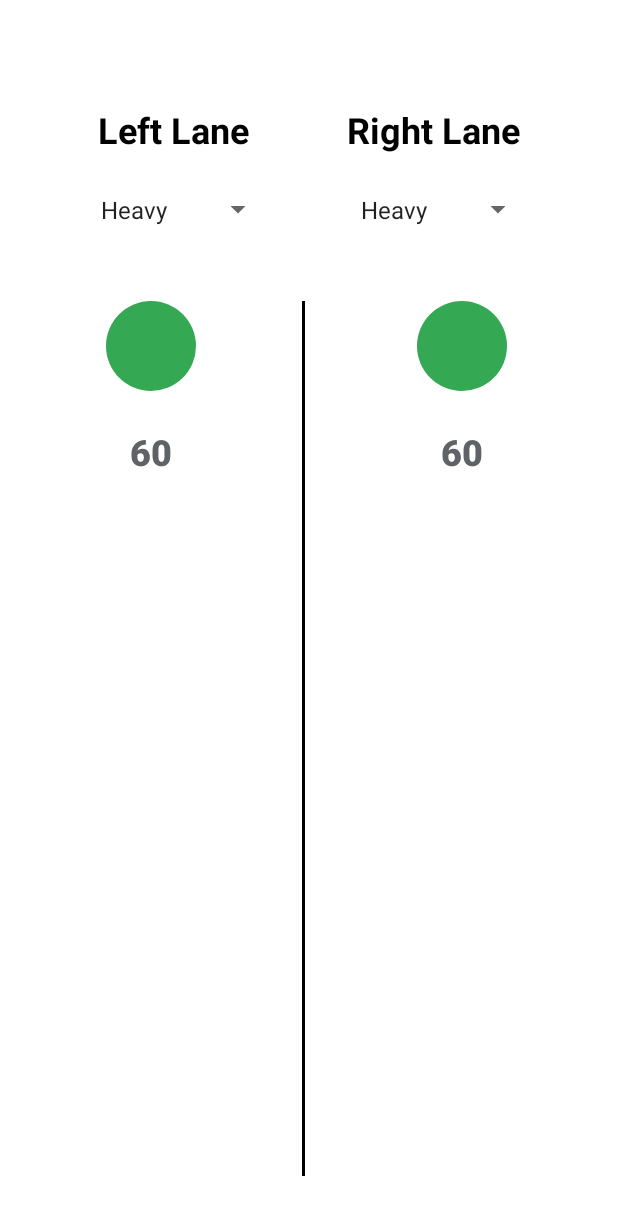
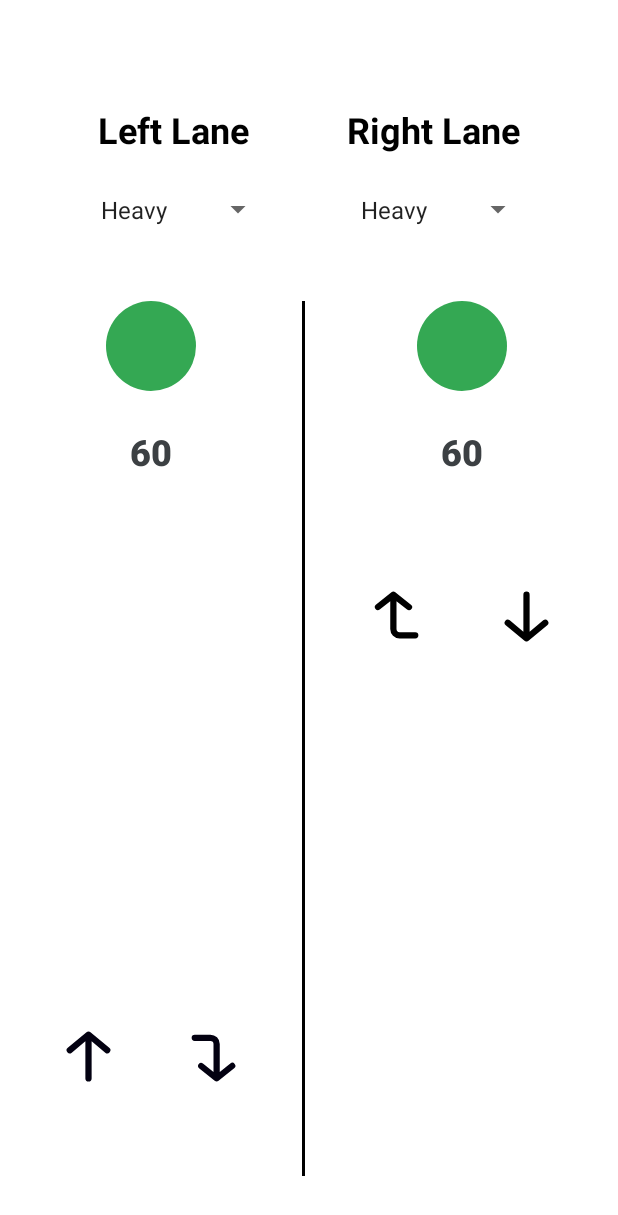
Before and after one commit to varun508/Traffic-Control-Simulator, an Android app: the screen it shows after launch (OneRoadActivity), after a tap on "ONE ROAD", on a phone screen of 412 x 824 dp. Shown: the top 1215 px of the screen. Run offline under Robolectric (Android 15) with nearby library versions, the phone set to English and light mode, and no system bars; 1 statement that could not run was skipped.

Commit message:
Added support for timer in twowaylane

```diff
--- a/app/build.gradle
+++ b/app/build.gradle
@@ -27,7 +27,9 @@ dependencies {
     implementation "org.jetbrains.kotlin:kotlin-stdlib-jdk7:$kotlin_version"
     implementation 'com.android.support:appcompat-v7:28.0.0'
     implementation 'com.android.support:design:28.0.0'
+    implementation 'org.jetbrains.kotlinx:kotlinx-coroutines-android:1.0.0'
     implementation 'com.android.support.constraint:constraint-layout:1.1.3'
+
     testImplementation 'junit:junit:4.12'
     androidTestImplementation 'com.android.support.test:runner:1.0.2'
     androidTestImplementation 'com.android.support.test.espresso:espresso-core:3.0.2'
--- a/app/src/main/java/com/example/hackathon_kiet/OneRoadActivity.kt
+++ b/app/src/main/java/com/example/hackathon_kiet/OneRoadActivity.kt
@@ -1,17 +1,105 @@
 package com.example.hackathon_kiet
 
+import android.content.Context
+import android.content.res.ColorStateList
 import android.support.v7.app.AppCompatActivity
 import android.os.Bundle
+import android.support.v4.content.ContextCompat
+import android.util.Log
+import android.view.View
+import android.widget.Adapter
+import android.widget.AdapterView
+import kotlinx.android.synthetic.main.activity_one_road.*
+import kotlinx.coroutines.*
 
 class OneRoadActivity : AppCompatActivity() {
 
-    val leftLane = TwoWayLane()
-    val rightLane = TwoWayLane()
+    private val TAG = "OneRoadActivity"
+
+    private val leftLane = TwoWayLane()
+    private val rightLane = TwoWayLane()
+
+    private var job = Job()
 
     override fun onCreate(savedInstanceState: Bundle?) {
         super.onCreate(savedInstanceState)
         setContentView(R.layout.activity_one_road)
+
+        rightLaneSpinner.onItemSelectedListener = listener()
+        leftLaneSpinner.onItemSelectedListener = listener()
+    }
+
+    private fun listener() = object : AdapterView.OnItemSelectedListener {
+        override fun onNothingSelected(parent: AdapterView<*>?) {
+        }
+
+        override fun onItemSelected(parent: AdapterView<*>?, view: View?, position: Int, id: Long) {
+            job.cancel()
+            GlobalScope.launch { startProcessing() }
+        }
     }
 
 
+    private suspend fun startProcessing() {
+        rightLane.trafficStatus = getTrafficStatus(rightLaneSpinner.selectedItem.toString())
+        leftLane.trafficStatus = getTrafficStatus(leftLaneSpinner.selectedItem.toString())
+
+        var rightTO = rightLane.trafficStatus.getTimeOut()
+        var leftTO = leftLane.trafficStatus.getTimeOut()
+
+        if (rightTO == leftTO) {
+            leftLane.run {
+                isRunning = true
+                straight = true
+                uTurn = true
+                leftLaneSignal.background = ContextCompat.getDrawable(
+                    this@OneRoadActivity,
+                    R.drawable.green_light
+                )
+                leftLaneStraight.imageTintList = ColorStateList.valueOf(R.color.black)
+                leftLaneUturn.imageTintList = ColorStateList.valueOf(R.color.black)
+            }
+
+            rightLane.run {
+                isRunning = false
+                straight = true
+                uTurn = true
+                leftLaneSignal.background = ContextCompat.getDrawable(
+                    this@OneRoadActivity,
+                    R.drawable.green_light
+                )
+                leftLaneStraight.imageTintList = ColorStateList.valueOf(R.color.black)
+                leftLaneUturn.imageTintList = ColorStateList.valueOf(R.color.black)
+            }
+
+            job = GlobalScope.launch(Dispatchers.Main) {
+                repeat(60) {
+                    delay(1000)
+                    leftLaneTimer.text = (--leftTO).toString()
+                }
+            }
+            job.join()
+
+        } else if (rightTO > leftTO) {
+
+        } else {
+
+        }
+
+        Log.d(
+            TAG, "rightLaneOrdinal: ${rightLane.trafficStatus.getTimeOut()} " +
+                    "leftLaneOrdinal: ${leftLane.trafficStatus.getTimeOut()}"
+        )
+
+
+    }
+
+    private fun getTrafficStatus(status: String) =
+        when (status) {
+            "Heavy" -> TrafficStatus.HEAVY
+            "Moderate" -> TrafficStatus.MODERATE
+            "Light" -> TrafficStatus.LIGHT
+            else -> TrafficStatus.HEAVY
+        }
+
 }
--- a/app/src/main/java/com/example/hackathon_kiet/TrafficStatus.kt
+++ b/app/src/main/java/com/example/hackathon_kiet/TrafficStatus.kt
@@ -1,5 +1,11 @@
 package com.example.hackathon_kiet
 
-enum class TrafficStatus {
-    HEAVY, MODERATE, LIGHT
+enum class TrafficStatus(
+    private val timeOut: Int
+) {
+    HEAVY(60),
+    MODERATE(40),
+    LIGHT(20);
+
+    fun getTimeOut() = timeOut
 }
--- a/app/src/main/java/com/example/hackathon_kiet/TwoWayLane.kt
+++ b/app/src/main/java/com/example/hackathon_kiet/TwoWayLane.kt
@@ -1,8 +1,8 @@
 package com.example.hackathon_kiet
 
-class TwoWayLane(
-    uTurn: Boolean = false,
-    straight: Boolean = false,
-    trafficStatus: TrafficStatus = TrafficStatus.LIGHT,
-    isRunning: Boolean = false
+data class TwoWayLane(
+    var uTurn: Boolean = false,
+    var straight: Boolean = false,
+    var trafficStatus: TrafficStatus = TrafficStatus.HEAVY,
+    var isRunning: Boolean = false
 )
--- /dev/null
+++ b/app/src/main/res/drawable/ic_arrow_upward_outline.xml
@@ -0,0 +1,14 @@
+<vector xmlns:android="http://schemas.android.com/apk/res/android"
+    android:width="24dp"
+    android:height="24dp"
+    android:viewportWidth="24"
+    android:viewportHeight="24">
+  <path
+      android:fillColor="#FF000000"
+      android:pathData="M24,24l-24,-0l-0,-24l24,-0z"
+      android:strokeAlpha="0"
+      android:fillAlpha="0"/>
+  <path
+      android:fillColor="#FF000000"
+      android:pathData="M5.23,10.64a1,1 0,0 0,1.41 0.13L11,7.14V19a1,1 0,0 0,2 0V7.14l4.36,3.63a1,1 0,1 0,1.28 -1.54l-6,-5 -0.15,-0.09 -0.13,-0.07a1,1 0,0 0,-0.72 0l-0.13,0.07 -0.15,0.09 -6,5a1,1 0,0 0,-0.13 1.41z"/>
+</vector>
--- /dev/null
+++ b/app/src/main/res/drawable/ic_corner_left_up_outline.xml
@@ -0,0 +1,14 @@
+<vector xmlns:android="http://schemas.android.com/apk/res/android"
+    android:width="24dp"
+    android:height="24dp"
+    android:viewportWidth="24"
+    android:viewportHeight="24">
+  <path
+      android:fillColor="#FF000000"
+      android:pathData="M24,24l-24,-0l-0,-24l24,-0z"
+      android:strokeAlpha="0"
+      android:fillAlpha="0"/>
+  <path
+      android:fillColor="#FF000000"
+      android:pathData="M18,17h-5a1,1 0,0 1,-1 -1V7.08l3.38,2.7A1,1 0,0 0,16 10a1,1 0,0 0,0.78 -0.38,1 1,0 0,0 -0.16,-1.4l-5,-4a1,1 0,0 0,-1.24 0l-5,4a1,1 0,0 0,1.24 1.56L10,7.08V16a3,3 0,0 0,3 3h5a1,1 0,0 0,0 -2z"/>
+</vector>
--- /dev/null
+++ b/app/src/main/res/drawable/ic_corner_right_down_outline.xml
@@ -0,0 +1,14 @@
+<vector xmlns:android="http://schemas.android.com/apk/res/android"
+    android:width="24dp"
+    android:height="24dp"
+    android:viewportWidth="24"
+    android:viewportHeight="24">
+  <path
+      android:fillColor="#FF000000"
+      android:pathData="M0,0h24v24h-24z"
+      android:strokeAlpha="0"
+      android:fillAlpha="0"/>
+  <path
+      android:fillColor="#FF000000"
+      android:pathData="M18.78,14.38a1,1 0,0 0,-1.4 -0.16L14,16.92V8a3,3 0,0 0,-3 -3H6a1,1 0,0 0,0 2h5a1,1 0,0 1,1 1v8.92l-3.38,-2.7a1,1 0,0 0,-1.24 1.56l5,4a1,1 0,0 0,1.24 0l5,-4a1,1 0,0 0,0.16 -1.4z"/>
+</vector>
--- a/app/src/main/res/layout/activity_one_road.xml
+++ b/app/src/main/res/layout/activity_one_road.xml
@@ -7,7 +7,6 @@
         android:background="@color/white"
         android:layout_height="match_parent"
         tools:context=".OneRoadActivity">
-
 
     <Spinner
             android:layout_width="wrap_content"
@@ -66,7 +65,7 @@
 
 
     <View android:layout_width="60dp" android:layout_height="60dp"
-          android:background="@drawable/green_light"
+          android:background="@drawable/red_light"
           android:id="@+id/leftLaneSignal"
           app:layout_constraintEnd_toStartOf="@+id/view" app:layout_constraintStart_toStartOf="parent"
           app:layout_constraintTop_toTopOf="@+id/view"/>
@@ -79,27 +78,62 @@
           app:layout_constraintTop_toTopOf="@+id/view"/>
     <TextView
             android:text="60"
-            android:textColor="@color/textGray"
+            android:textColor="@color/textBlack"
             android:textSize="24dp"
             android:fontFamily="sans-serif-medium"
             android:textStyle="bold"
             android:layout_width="wrap_content"
             android:layout_height="wrap_content"
-            android:id="@+id/textView3" app:layout_constraintEnd_toEndOf="@+id/leftLaneSignal"
+            android:id="@+id/leftLaneTimer" app:layout_constraintEnd_toEndOf="@+id/leftLaneSignal"
             app:layout_constraintStart_toStartOf="@+id/leftLaneSignal"
             app:layout_constraintTop_toBottomOf="@+id/leftLaneSignal" android:layout_marginTop="24dp"/>
 
     <TextView
             android:text="60"
-            android:textColor="@color/textGray"
+            android:textColor="@color/textBlack"
             android:textSize="24dp"
             android:fontFamily="sans-serif-medium"
             android:textStyle="bold"
             android:layout_width="wrap_content"
             android:layout_height="wrap_content"
-            android:id="@+id/textView4" app:layout_constraintStart_toStartOf="@+id/rightLaneSignal"
+            android:id="@+id/rightLaneTimer" app:layout_constraintStart_toStartOf="@+id/rightLaneSignal"
             app:layout_constraintEnd_toEndOf="@+id/rightLaneSignal"
             app:layout_constraintTop_toBottomOf="@+id/rightLaneSignal" android:layout_marginTop="24dp"/>
 
+    <ImageView
+            android:layout_width="50dp"
+            android:layout_height="50dp" app:srcCompat="@drawable/ic_arrow_upward_outline"
+            android:id="@+id/leftLaneStraight"
+            android:tint="@color/textLightGray"
+            app:layout_constraintStart_toStartOf="parent" app:layout_constraintHorizontal_bias="0.5"
+            app:layout_constraintEnd_toStartOf="@+id/leftLaneUturn" app:layout_constraintTop_toBottomOf="@+id/leftLaneTimer"
+            app:layout_constraintBottom_toBottomOf="@+id/view" app:layout_constraintVertical_bias="0.868"/>
+
+    <ImageView
+            android:layout_width="50dp"
+            android:layout_height="50dp" app:srcCompat="@drawable/ic_arrow_downward_outline"
+            android:id="@+id/rightLaneStraight"
+            app:layout_constraintStart_toEndOf="@+id/rightLaneUturn"
+            app:layout_constraintHorizontal_bias="0.5" app:layout_constraintEnd_toEndOf="parent"
+            app:layout_constraintTop_toTopOf="@+id/rightLaneUturn"/>
+
+    <ImageView
+            android:layout_width="50dp"
+            android:layout_height="50dp" app:srcCompat="@drawable/ic_corner_right_down_outline"
+            android:id="@+id/leftLaneUturn"
+            android:tint="@color/textLightGray"
+            app:layout_constraintStart_toEndOf="@+id/leftLaneStraight"
+            app:layout_constraintHorizontal_bias="0.5" app:layout_constraintEnd_toStartOf="@+id/view"
+            app:layout_constraintTop_toTopOf="@+id/leftLaneStraight"/>
+
+    <ImageView
+            android:layout_width="50dp"
+            android:layout_height="50dp" app:srcCompat="@drawable/ic_corner_left_up_outline"
+            android:id="@+id/rightLaneUturn"
+            app:layout_constraintStart_toEndOf="@+id/view"
+            app:layout_constraintHorizontal_bias="0.5" app:layout_constraintEnd_toStartOf="@+id/rightLaneStraight"
+            app:layout_constraintTop_toBottomOf="@+id/rightLaneTimer" app:layout_constraintBottom_toBottomOf="@+id/view"
+            app:layout_constraintVertical_bias="0.165"/>
+
 
 </android.support.constraint.ConstraintLayout>
```
